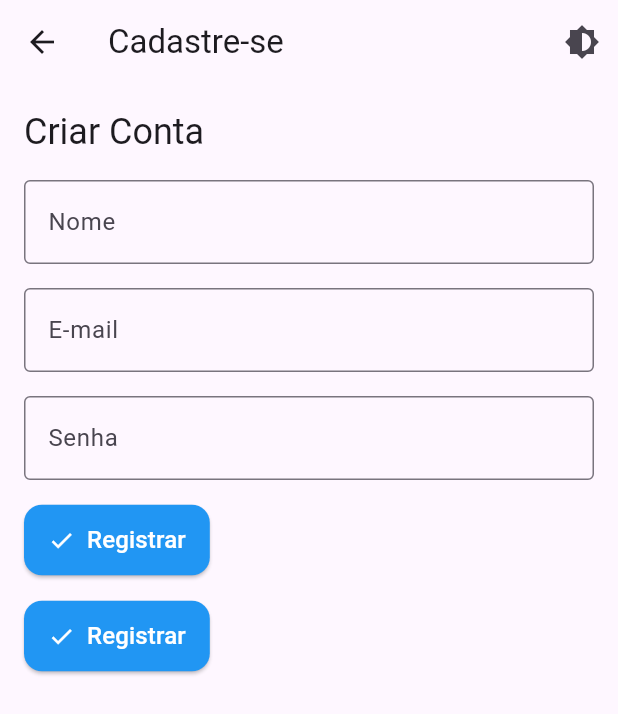
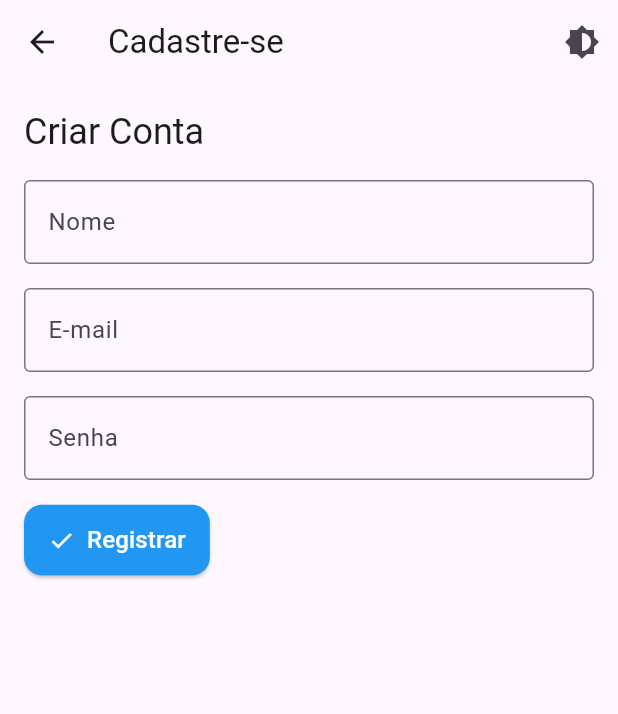
Before and after one commit to Jaaum32/mobatv04, a Flutter app: the LoginScreen screen opened by its route, after a tap on "Entrar", after a tap on "Cadastre-se", on a phone screen of 412 x 824 dp. Shown: the top 714 px of the screen. Run offline on Flutter 3.47's test engine with Material 3 defaults, Android fonts, the phone set to English and light mode, and no system bars; our stand-ins replace shared_preferences, sqflite; accounts and stored records are empty.

Commit message:
Botoes da tela inicial padronizados, removido botao de registro extra

```diff
--- a/lib/screens/login_screen.dart
+++ b/lib/screens/login_screen.dart
@@ -166,28 +166,39 @@ class _LoginScreenState extends State<LoginScreen> {
                     ],
                   ),
                   const SizedBox(height: 16),
-                  ElevatedButton(
+                  SizedBox(
+                    width: 200, // Define um tamanho fixo para o botão
+                    child: CustomButton(
+                      text: 'Entrar',
+                      icon: Icons.login,
                       onPressed: _login,
-                    child: const Text('Entrar'),
+                      color: Colors.blue,
+                    ),
                   ),
                 ],
               ),
             ),
             const SizedBox(height: 16),
-            // Botão "Esqueceu a senha?" usando CustomButton
-            CustomButton(
+            // Botão "Esqueceu a senha?" com tamanho padronizado
+            SizedBox(
+              width: 200, // Define um tamanho fixo para o botão
+              child: CustomButton(
                 text: 'Esqueceu a senha?',
                 icon: Icons.lock_reset,
                 onPressed: _goToForgotPassword,
                 color: Colors.orange,
               ),
+            ),
             const SizedBox(height: 16),
-            // Botão "Cadastre-se" usando CustomButton
-            CustomButton(
+            // Botão "Cadastre-se" com tamanho padronizado
+            SizedBox(
+              width: 200, // Define um tamanho fixo para o botão
+              child: CustomButton(
                 text: 'Cadastre-se',
                 icon: Icons.person_add,
                 onPressed: _goToRegister,
                 color: Colors.green,
+              ),
             ),
           ],
         ),
--- a/lib/screens/register_screen.dart
+++ b/lib/screens/register_screen.dart
@@ -86,11 +86,7 @@ class RegisterScreen extends StatelessWidget {
               onPressed: _registrar,
             ),
             const SizedBox(height: 16),
-            CustomButton(
-              text: 'Registrar',
-              icon: Icons.check,
-              onPressed: _registrar,
-            ),
+
             const SizedBox(height: 16),
           ],
         ),
```
Lines whose indentation alone changed are shown as unchanged.
